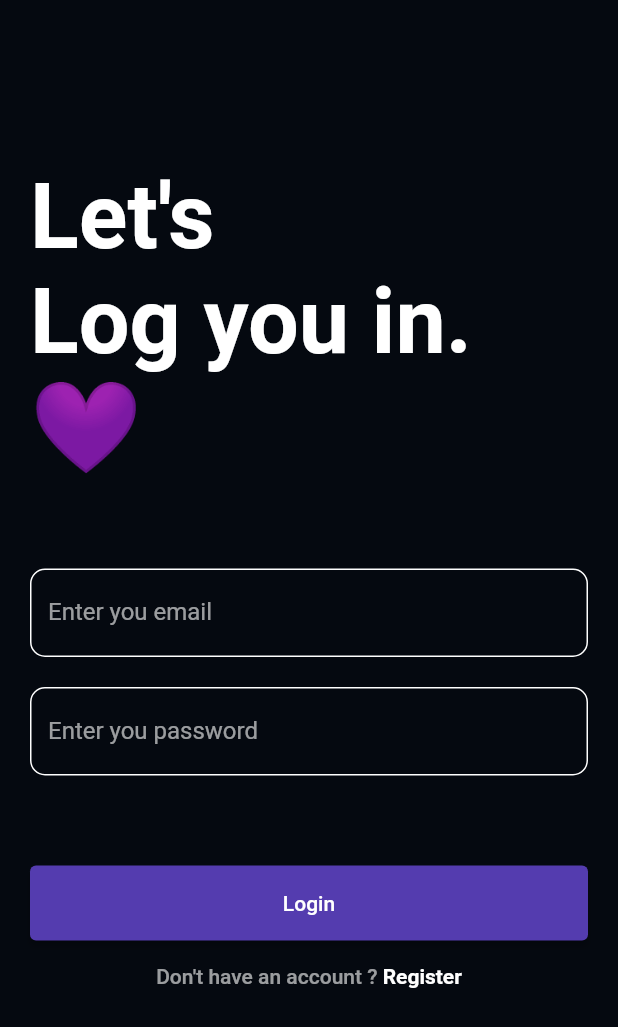
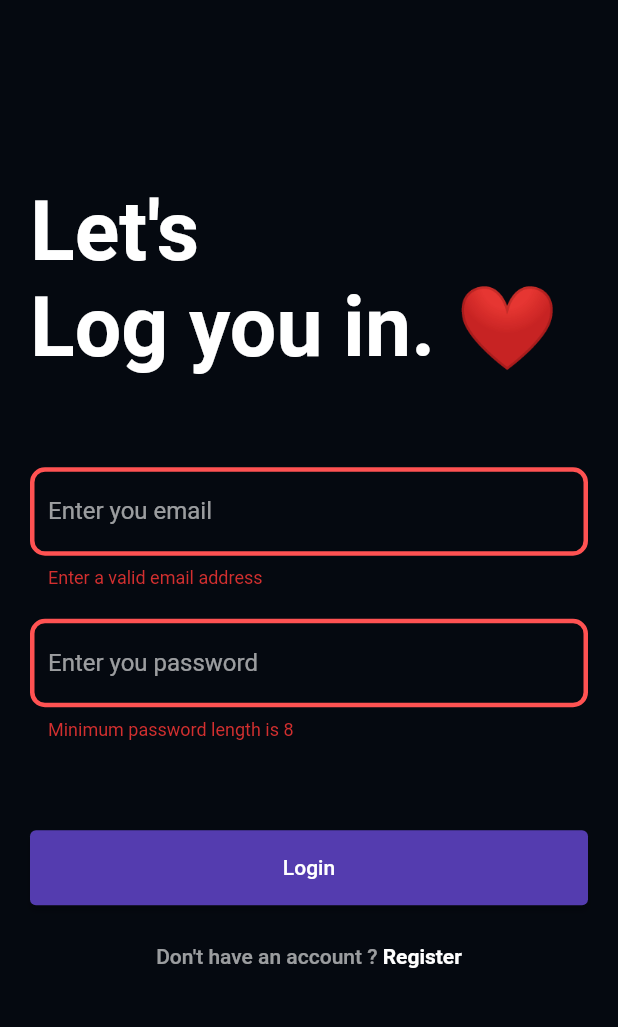
Before and after one commit to sushantdev-git/Tournaverse, a Flutter app: the screen it shows after launch, scrolled down 40 dp, after a tap on "Login", on a phone screen of 412 x 824 dp. Shown: the top 1027 px of the screen. Run offline on Flutter 3.47's test engine with Material 2 defaults, Android fonts, the phone set to English and light mode, and no system bars.

Commit message:
created auth provider for login functionality

```diff
--- a/lib/Pages/EventsPage.dart
+++ b/lib/Pages/EventsPage.dart
@@ -1,4 +1,5 @@
 import 'package:e_game/modals/Event.dart';
+import 'package:e_game/providers/authProvider.dart';
 import 'package:e_game/providers/eventProvider.dart';
 import 'package:e_game/widgets/EventsCard.dart';
 import 'package:flutter/material.dart';
@@ -21,7 +22,8 @@ class _EventsPageState extends State<EventsPage> {
   @override
   void didChangeDependencies() {
     //if this page is loaded we fetch event list from firebase
-    Provider.of<EventProvider>(context).fetchEventList().then((value) {
+    AuthProvider authProvider = Provider.of<AuthProvider>(context);
+    Provider.of<EventProvider>(context).fetchEventList(authProvider).then((value) {
       setState(() {
         _isLoading = false;
       });
--- a/lib/Pages/LoginPage.dart
+++ b/lib/Pages/LoginPage.dart
@@ -1,5 +1,9 @@
+import 'dart:io';
+
 import 'package:e_game/konstants/ThemeConstants.dart';
+import 'package:e_game/providers/authProvider.dart';
 import 'package:flutter/material.dart';
+import 'package:provider/provider.dart';
 
 class LoginPage extends StatefulWidget {
   const LoginPage({Key? key}) : super(key: key);
@@ -9,75 +13,201 @@ class LoginPage extends StatefulWidget {
 }
 
 class _LoginPageState extends State<LoginPage> {
+
   bool login = true;
+  final String loginText = "Let's\nLog you in. ❤ ";
+  final String registerText = "Go ahead,\nCreate an account. ✌ ";
+  String displayText = "Let's\nLog you in. ❤";
+
+  String name = "";
+  String email = "";
+  String phoneNo = "";
+  String password = "";
+  bool isLoggingOrRegistering = false;
+
+  final _form = GlobalKey<FormState>();
+
+  changeText() async {
+    int sz = login ? loginText.length : registerText.length;
+    int ind = 0;
+    String text;
+
+    while (ind <= sz) {
+      text =
+          login ? loginText.substring(0, ind) : registerText.substring(0, ind);
+      await Future.delayed(const Duration(milliseconds: 100));
+      setState(() {
+        displayText = text;
+      });
+      ind++;
+    }
+  }
+
+  //validators
+  String? mobileNoValidator(String? no) {
+    if (no == null) return "Enter you Phone no";
+    if (no.length < 10 || no.length > 10) return "Phone no must have length 10";
+    RegExp regExp = RegExp(r"^[6-9]\d{9}$");
+    if (!regExp.hasMatch(no)) return "Enter Phone no in valid format";
+    return null;
+  }
+
+  String? emailValidator(String? email) {
+    if (email == null) return "Enter you email";
+    RegExp regExp = RegExp(r"^[^\s@]+@[^\s@]+\.[^\s@]+$");
+    if (!regExp.hasMatch(email)) return "Enter a valid email address";
+    return null;
+  }
+
+  String? passwordValidator(String? password) {
+    if (password == null) return "Enter you password";
+    if (password.length < 8) return "Minimum password length is 8";
+    RegExp regExp = RegExp(
+        r"^(?=.*[A-Za-z])(?=.*\d)(?=.*[@$!%*#?&])[A-Za-z\d@$!%*#?&]{8,}$");
+    if (!regExp.hasMatch(password))
+      return "Password must contain one number,\none letter and one special character";
+    return null;
+  }
+
+  Future<void> handleLogin(AuthProvider auth) async {
+    setState(() {
+      isLoggingOrRegistering = true;
+    });
+
+    print(email);
+
+    await auth.login(email, password);
+
+    setState(() {
+      isLoggingOrRegistering = false;
+    });
+  }
 
   @override
   Widget build(BuildContext context) {
-    Size _mediaQuery = MediaQuery.of(context).size;
+    Size mediaQuery = MediaQuery.of(context).size;
+    AuthProvider authProvider = Provider.of<AuthProvider>(context);
     return Scaffold(
       resizeToAvoidBottomInset: true,
       body: SingleChildScrollView(
         physics: BouncingScrollPhysics(),
         padding: EdgeInsets.all(20),
         child: Container(
-          height: _mediaQuery.height ,
+          height: mediaQuery.height,
           child: Column(
             mainAxisAlignment: MainAxisAlignment.center,
             crossAxisAlignment: CrossAxisAlignment.start,
             children: [
               Text(
-                login ? "Let's\nLog you in. 💜" : "Let's\nCreate an account. 💜",
+                displayText,
                 style: const TextStyle(
                   color: Colors.white,
-                  fontSize: 60,
+                  fontSize: 55,
                   fontWeight: FontWeight.bold,
                 ),
               ),
               const SizedBox(
                 height: 60,
               ),
+              Form(
+                key: _form,
+                child: Column(
+                  children: [
                     if (!login) ...[
-                TextField(
+                      TextFormField(
                         style: whiteTextTheme,
                         cursorColor: Colors.white,
                         decoration: getInputDecoration("Enter you name"),
+                        onChanged: (val) {
+                          name = val;
+                        },
+                        validator: (name) {
+                          if (name == null) return "Enter you name";
+                          name = name.trim();
+                          if (name.length < 4) return "Enter a valid name";
+                          return null;
+                        },
+                        initialValue: name,
                       ),
                       const SizedBox(
                         height: 20,
                       ),
-                TextField(
+                      TextFormField(
                         style: whiteTextTheme,
                         cursorColor: Colors.white,
                         decoration: getInputDecoration("Enter you mobile no"),
+                        onChanged: (val) {
+                          phoneNo = val;
+                        },
+                        validator: mobileNoValidator,
+                        keyboardType: TextInputType.phone,
+                        initialValue: phoneNo,
                       ),
                       const SizedBox(
                         height: 20,
                       ),
                     ],
-              TextField(
+                    TextFormField(
                       style: whiteTextTheme,
                       cursorColor: Colors.white,
                       decoration: getInputDecoration("Enter you email"),
+                      keyboardType: TextInputType.emailAddress,
+                      onChanged: (val) {
+                        email = val;
+                      },
+                      validator: emailValidator,
+                      initialValue: email,
                     ),
                     const SizedBox(
                       height: 20,
                     ),
-              TextField(
+                    TextFormField(
                       style: whiteTextTheme,
                       cursorColor: Colors.white,
                       decoration: getInputDecoration("Enter you password"),
+                      onChanged: (val) {
+                        password = val;
+                      },
+                      validator: passwordValidator,
+                      initialValue: password,
+                      obscureText: true,
+                      keyboardType: TextInputType.visiblePassword,
+                    ),
+                  ],
+                ),
               ),
               const SizedBox(
                 height: 60,
               ),
+              if (isLoggingOrRegistering) ...[
+                const Center(
+                  child: CircularProgressIndicator(),
+                )
+              ] else ...[
                 ElevatedButton(
-                onPressed: () => {},
+                  onPressed: () => {
+                    if (_form.currentState!.validate())
+                      {
+                        if (login) handleLogin(authProvider),
+                      }
+                  },
                   child: SizedBox(
                     width: double.infinity,
                     height: 50,
                     child: Center(
-                    child: Text( login ? "Login" : "Register" ),
+                      child: Text(login ? "Login" : "Register"),
                     ),
+                  ),
+                ),
+                SizedBox(
+                  height: 10,
+                ),
+                if (authProvider.error != null)
+                  Center(
+                    child: Text(
+                      authProvider.error.toString(),
+                      style: TextStyle(
+                          color: Colors.redAccent, fontStyle: FontStyle.italic),
                     ),
                   ),
                 SizedBox(
@@ -87,28 +217,34 @@ class _LoginPageState extends State<LoginPage> {
                       onPressed: () => {
                         setState(() {
                           login = !login;
-                      })
+                        }),
+                        changeText()
                       },
                       child: Row(
                         mainAxisAlignment: MainAxisAlignment.center,
                         children: [
                           Text(
-                          login ? "Don't have an account ? " : "Have an account ? ",
+                            login
+                                ? "Don't have an account ? "
+                                : "Have an account ? ",
                             style: const TextStyle(color: Colors.white60),
                           ),
                           Text(
                             login ? "Register" : "Login",
                             style: const TextStyle(
-                              color: Colors.white, fontWeight: FontWeight.bold),
+                              color: Colors.white,
+                              fontWeight: FontWeight.bold,
+                            ),
                           )
                         ],
                       ),
                     ),
                   ),
                 )
+              ]
             ],
           ),
-        )
+        ),
       ),
     );
   }
--- a/lib/konstants/ThemeConstants.dart
+++ b/lib/konstants/ThemeConstants.dart
@@ -7,6 +7,7 @@ const scaffoldColor = Color(0xff050910);
 
 InputDecoration getInputDecoration(String label) {
   var inputDecoration = InputDecoration(
+    errorMaxLines: 2,
     label: Text(label),
     labelStyle: const TextStyle(color: Colors.white60),
     enabledBorder: OutlineInputBorder(
@@ -19,6 +20,16 @@ InputDecoration getInputDecoration(String label) {
           const BorderSide(color: Color(0xff543CAF), width: 3, style: BorderStyle.solid),
       borderRadius: BorderRadius.circular(10),
     ),
+    focusedErrorBorder: OutlineInputBorder(
+      borderSide:
+      const BorderSide(color: Colors.redAccent, width: 3, style: BorderStyle.solid),
+      borderRadius: BorderRadius.circular(10),
+    ),
+    errorBorder: OutlineInputBorder(
+      borderSide:
+      const BorderSide(color: Colors.redAccent, width: 3, style: BorderStyle.solid),
+      borderRadius: BorderRadius.circular(10),
+    ),
   );
   return inputDecoration;
 }
--- a/lib/main.dart
+++ b/lib/main.dart
@@ -1,6 +1,7 @@
 import 'package:e_game/Pages/HomePage.dart';
 import 'package:e_game/Pages/LoginPage.dart';
 import 'package:e_game/konstants/ThemeConstants.dart';
+import 'package:e_game/providers/authProvider.dart';
 import 'package:e_game/providers/eventProvider.dart';
 import 'package:flutter/material.dart';
 import 'package:provider/provider.dart';
@@ -26,6 +27,7 @@ class MyApp extends StatelessWidget {
     return MultiProvider(
       providers: [
         ChangeNotifierProvider(create: (context) => EventProvider()),
+        ChangeNotifierProvider(create: (context) => AuthProvider())
       ],
       child: MaterialApp(
         debugShowCheckedModeBanner: false,
@@ -39,8 +41,19 @@ class MyApp extends StatelessWidget {
             )
           )
         ),
-        home: const LoginPage(),
+        home: const ChildSelector(),
       ),
     );
   }
 }
+
+
+class ChildSelector extends StatelessWidget {
+  const ChildSelector({Key? key}) : super(key: key);
+
+  @override
+  Widget build(BuildContext context) {
+    AuthProvider authProvider = Provider.of<AuthProvider>(context);
+    return authProvider.accessToken == null ? const LoginPage() : const HomePage();
+  }
+}
--- a/lib/modals/Event.dart
+++ b/lib/modals/Event.dart
@@ -6,7 +6,7 @@ class Event {
   final String gameMap;
   final String gameMode;
   final int totalSlots;
-  final int userRegistered;
+  final List<dynamic> userRegistered;
   final String imageUrl;
   final String eventId;
 
--- a/lib/providers/authProvider.dart
+++ b/lib/providers/authProvider.dart
@@ -0,0 +1,37 @@
+import 'dart:convert';
+
+import 'package:flutter/foundation.dart';
+import 'package:http/http.dart' as http;
+
+class AuthProvider extends ChangeNotifier{
+  String? accessToken;
+  String username = "";
+  String userId = "";
+  List<dynamic> eventsParticipated = [];
+  String? error;
+
+  Future<void> login(String email, String password) async {
+
+    var response = await http.post(Uri.parse("https://e-sports-game.herokuapp.com/auth/login"), body: {
+      "email" : email,
+      "password" : password,
+    });
+
+    Map<String,dynamic> data = jsonDecode(response.body);
+
+    if(response.statusCode == 200){
+      accessToken = data["accessToken"];
+      username = data["username"];
+      userId = data["userId"];
+      eventsParticipated = data["eventsParticipated"];
+      error = null;
+    }
+    else {
+      error = data["error"];
+      accessToken = null;
+    }
+
+    notifyListeners();
+  }
+
+}
--- a/lib/widgets/EventDetail.dart
+++ b/lib/widgets/EventDetail.dart
@@ -31,7 +31,7 @@ class EventDetail extends StatelessWidget {
         ),
         TextAndIcon(
           icon: Icons.person,
-          text: "Users Registered - ${event.userRegistered}/${event.totalSlots}",
+          text: "Users Registered - ${event.userRegistered.length}/${event.totalSlots}",
         ),
         TextAndIcon(
           icon: Icons.calendar_today,
@@ -43,7 +43,7 @@ class EventDetail extends StatelessWidget {
         ),
         TextAndIcon(
           icon: Icons.monetization_on,
-          text: "Winning Amount - ₹${(60*(event.userRegistered*event.entryFee)/100)}",
+          text: "Winning Amount - ₹${(60*(event.userRegistered.length*event.entryFee)/100)}",
         ),
         const TextAndIcon(
           icon: Icons.calendar_view_day_sharp,
--- a/lib/widgets/EventsCard.dart
+++ b/lib/widgets/EventsCard.dart
@@ -59,7 +59,7 @@ class EventCard extends StatelessWidget {
                         fontWeight: FontWeight.bold),
                   ),
                   TextAndIcon(icon: Icons.access_time_outlined, text: f.format(event.eventTime)),
-                  TextAndIcon(icon: Icons.person_rounded, text: "${event.userRegistered}/${event.totalSlots}"),
+                  TextAndIcon(icon: Icons.person_rounded, text: "${event.userRegistered.length}/${event.totalSlots}"),
                   TextAndIcon(icon: Icons.attach_money_outlined, text: "Entry Fee - ₹${event.entryFee}")
                 ],
               ),
```
Also changed, not shown: lib/providers/eventProvider.dart (+4 -4 lines). Lines whose indentation alone changed are shown as unchanged.
